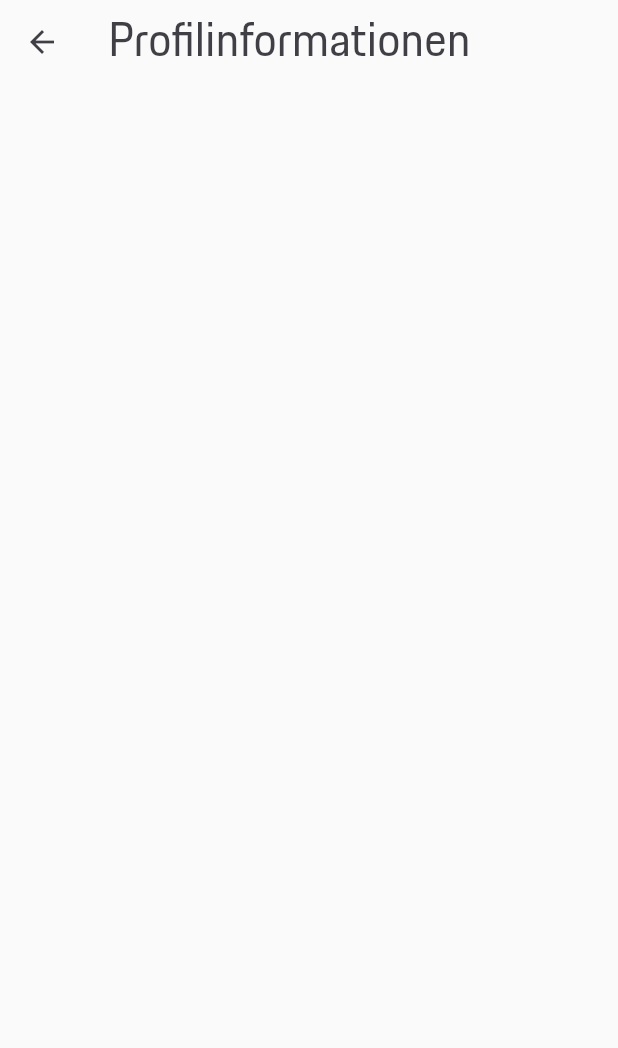
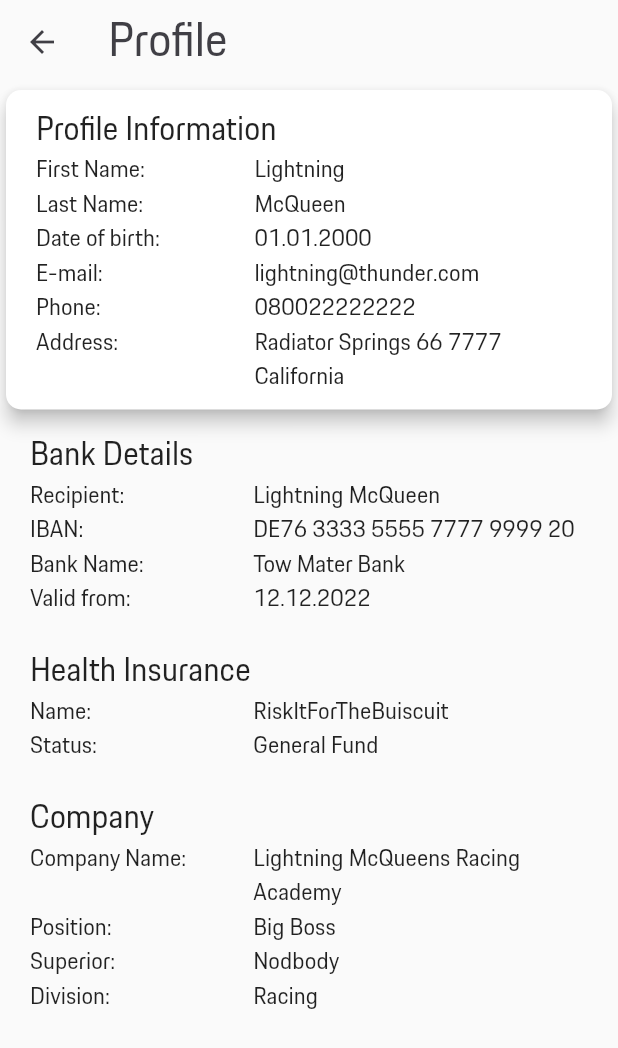
Before and after one commit to JohannesWt/TimeRightFrontend, a Flutter app: the ProfileView screen opened by its route, on a phone screen of 412 x 824 dp. Shown: the top 1048 px of the screen. Run offline on Flutter 3.47's test engine with Material 2 defaults, Android fonts, the phone set to English and light mode, and no system bars; our stand-ins replace flutter_calendar_carousel; generated files the repository leaves out were written again.

Commit message:
Coding of the profile view page

```diff
--- a/lang/de.json
+++ b/lang/de.json
@@ -30,5 +30,34 @@
 
   "OVERVIEW_CARD3_TITLE": "Sonstige Abwesenheiten",
   "OVERVIEW_CARD3_SICK_DAYS": "Krankheitstage:",
-  "OVERVIEW_CARD3_PUBLIC_HOLIDAYS": "Feiertage (bis heute):"
+  "OVERVIEW_CARD3_PUBLIC_HOLIDAYS": "Feiertage (bis heute):",
+
+  "PROFILE_TITLE": "Profil",
+  "PROFILE_INFO": "Profilinformation",
+  "PROFILE_FIRST_NAME": "Vorname:",
+  "PROFILE_LAST_NAME": "Nachname:",
+  "PROFILE_DOB": "Geburtstag:",
+  "PROFILE_EMAIL": "E-mail:",
+  "PROFILE_PHONE": "Telefon:",
+  "PROFILE_ADDRESS": "Adresse:",
+
+  "PROFILE_BANK_TITLE": "Bankverbindung",
+  "PROFILE_BANK_RECIPIENT": "Empfänger:",
+  "PROFILE_BANK_IBAN": "IBAN:",
+  "PROFILE_BANK_NAME": "Bank:",
+  "PROFILE_BANK_VALID_FROM": "Gültig ab:",
+
+
+  "PROFILE_INSURANCE_TITLE": "Krankenkasse",
+  "PROFILE_INSURANCE_NAME": "Krankenkasse:",
+  "PROFILE_INSURANCE_STATUS": "Status:",
+
+  "PROFILE_COMPANY_TITLE": "Unternehmen",
+  "PROFILE_COMPANY_Name": "Unternehmen:",
+  "PROFILE_COMPANY_POSITION": "Position:",
+  "PROFILE_COMPANY_SUPERIOR": "Vorgesetzte/r:",
+  "PROFILE_COMPANY_DIVISION": "Abteilung:",
+
+  "PROFILE_CAREER_TITLE": "Werdegang",
+  "PROFILE_CAREER_DEGREE": "Abschluss:"
 }
--- a/lang/en.json
+++ b/lang/en.json
@@ -31,5 +31,37 @@
 
   "OVERVIEW_CARD3_TITLE": "Other absences",
   "OVERVIEW_CARD3_SICK_DAYS": "Sick day:",
-  "OVERVIEW_CARD3_PUBLIC_HOLIDAYS": "Public holidays (until today):"
+  "OVERVIEW_CARD3_PUBLIC_HOLIDAYS": "Public holidays (until today):",
+
+
+  "PROFILE_TITLE": "Profile",
+  "PROFILE_INFO": "Profile Information",
+  "PROFILE_FIRST_NAME": "First Name:",
+  "PROFILE_LAST_NAME": "Last Name:",
+  "PROFILE_DOB": "Date of birth:",
+  "PROFILE_EMAIL": "E-mail:",
+  "PROFILE_PHONE": "Phone:",
+  "PROFILE_ADDRESS": "Address:",
+
+  "PROFILE_BANK_TITLE": "Bank Details",
+  "PROFILE_BANK_RECIPIENT": "Recipient:",
+  "PROFILE_BANK_IBAN": "IBAN:",
+  "PROFILE_BANK_NAME": "Bank Name:",
+  "PROFILE_BANK_VALID_FROM": "Valid from:",
+
+
+  "PROFILE_INSURANCE_TITLE": "Health Insurance",
+  "PROFILE_INSURANCE_NAME": "Name:",
+  "PROFILE_INSURANCE_STATUS": "Status:",
+
+  "PROFILE_COMPANY_TITLE": "Company",
+  "PROFILE_COMPANY_Name": "Company Name:",
+  "PROFILE_COMPANY_POSITION": "Position:",
+  "PROFILE_COMPANY_SUPERIOR": "Superior:",
+  "PROFILE_COMPANY_DIVISION": "Division:",
+
+  "PROFILE_CAREER_TITLE": "Career",
+  "PROFILE_CAREER_DEGREE": "Degree:"
+
+
 }
--- a/lib/ui/views/profile_view.dart
+++ b/lib/ui/views/profile_view.dart
@@ -1,13 +1,30 @@
+import 'package:flutter/cupertino.dart';
 import 'package:flutter/material.dart';
+import 'package:flutter/widgets.dart';
+import 'package:time_right/ui/widgets/overview_view_cards.dart';
+import 'package:time_right/ui/widgets/profileview_list.dart';
 
-class ProfileView extends StatelessWidget {
+import '../../app_localizations.dart';
+
+class ProfileView extends StatefulWidget {
+  @override
+  _ProfileViewState createState() => _ProfileViewState();
+}
+
+class _ProfileViewState extends State<ProfileView> {
   @override
   Widget build(BuildContext context) {
     return Scaffold(
-      appBar: AppBar(
-        title: Text('Profilinformationen'),
+      appBar: buildAppBar(),
+      body: ProfileList(),
+    );
+  }
+
+  Widget buildAppBar() {
+    return AppBar(
+      title: Text(
+        AppLocalizations.of(context).translate('PROFILE_TITLE'),
       ),
     );
   }
-
 }
--- /dev/null
+++ b/lib/ui/widgets/profileview_list.dart
@@ -0,0 +1,280 @@
+import 'package:flutter/material.dart';
+import 'package:time_right/app_localizations.dart';
+
+class ProfileList extends StatefulWidget {
+  @override
+  _ProfileListState createState() => _ProfileListState();
+}
+
+class _ProfileListState extends State<ProfileList> {
+  @override
+  Widget build(BuildContext context) {
+    return ListView(
+      children: <Widget>[
+        Card(
+          shape:
+              RoundedRectangleBorder(borderRadius: BorderRadius.circular(10.0)),
+          elevation: 5,
+          child: Padding(
+            padding: const EdgeInsets.all(10.0),
+            child: Row(
+              crossAxisAlignment: CrossAxisAlignment.center,
+              children: <Widget>[
+                Expanded(
+                    child: Padding(
+                  padding: const EdgeInsets.only(left: 10.0, right: 10.0),
+                  //how do I call a list of widgets here?
+                  child: profileInformation(),
+                )),
+              ],
+            ),
+          ),
+        ),
+        Column(
+          children: <Widget>[
+            Padding(
+              padding: const EdgeInsets.all(10.0),
+              child: Row(
+                crossAxisAlignment: CrossAxisAlignment.center,
+                children: <Widget>[
+                  Expanded(
+                      child: Padding(
+                    padding: const EdgeInsets.only(left: 10.0, right: 10.0),
+                    //how do I call a list of widgets here?
+                    child: profileBankDetails(),
+                  )),
+                ],
+              ),
+            ),
+          ],
+        ),
+        Column(
+          mainAxisSize: MainAxisSize.min,
+          children: <Widget>[
+            Padding(
+              padding: const EdgeInsets.all(10.0),
+              child: Row(
+                crossAxisAlignment: CrossAxisAlignment.center,
+                children: <Widget>[
+                  Expanded(
+                      child: Padding(
+                    padding: const EdgeInsets.only(left: 10.0, right: 10.0),
+                    //how do I call a list of widgets here?
+                    child: profileInsuranceDetails(),
+                  )),
+                ],
+              ),
+            ),
+          ],
+        ),
+        Column(
+          mainAxisSize: MainAxisSize.min,
+          children: <Widget>[
+            Padding(
+              padding: const EdgeInsets.all(10.0),
+              child: Row(
+                crossAxisAlignment: CrossAxisAlignment.center,
+                children: <Widget>[
+                  Expanded(
+                      child: Padding(
+                    padding: const EdgeInsets.only(left: 10.0, right: 10.0),
+                    //how do I call a list of widgets here?
+                    child: profileCompanyDetails(),
+                  )),
+                ],
+              ),
+            ),
+          ],
+        ),
+      ],
+    );
+  }
+
+  Widget profileInformation() {
+    return Column(
+      crossAxisAlignment: CrossAxisAlignment.start,
+      children: <Widget>[
+        Text(
+          AppLocalizations.of(context).translate('PROFILE_INFO'),
+          style: Theme.of(context).textTheme.title,
+        ),
+        Table(
+          columnWidths: {1: FractionColumnWidth(.6)},
+          children: [
+            TableRow(children: [
+              Text(
+                  AppLocalizations.of(context).translate('PROFILE_FIRST_NAME')),
+              Text(
+                'Lightning',
+                textAlign: TextAlign.left,
+              )
+            ]),
+            TableRow(children: [
+              Text(AppLocalizations.of(context).translate('PROFILE_LAST_NAME')),
+              Text(
+                'McQueen',
+                textAlign: TextAlign.left,
+              )
+            ]),
+            TableRow(children: [
+              Text(AppLocalizations.of(context).translate('PROFILE_DOB')),
+              Text(
+                '01.01.2000',
+                textAlign: TextAlign.left,
+              )
+            ]),
+            TableRow(children: [
+              Text(AppLocalizations.of(context).translate('PROFILE_EMAIL')),
+              Text(
+                'lightning@thunder.com',
+                textAlign: TextAlign.left,
+              )
+            ]),
+            TableRow(children: [
+              Text(AppLocalizations.of(context).translate('PROFILE_PHONE')),
+              Text(
+                '080022222222',
+                textAlign: TextAlign.left,
+              )
+            ]),
+            TableRow(children: [
+              Text(AppLocalizations.of(context).translate('PROFILE_ADDRESS')),
+              Text(
+                'Radiator Springs 66 7777 California',
+                textAlign: TextAlign.left,
+              )
+            ])
+          ],
+        ),
+      ],
+    );
+  }
+
+  Widget profileBankDetails() {
+    return Column(
+      crossAxisAlignment: CrossAxisAlignment.start,
+      children: <Widget>[
+        Text(
+          AppLocalizations.of(context).translate('PROFILE_BANK_TITLE'),
+          style: Theme.of(context).textTheme.title,
+        ),
+        Table(columnWidths: {1: FractionColumnWidth(.6)},
+          children: [
+            TableRow(children: [
+              Text(AppLocalizations.of(context)
+                  .translate('PROFILE_BANK_RECIPIENT')),
+              Text(
+                'Lightning McQueen',
+                textAlign: TextAlign.left,
+              )
+            ]),
+            TableRow(children: [
+              Text(AppLocalizations.of(context).translate('PROFILE_BANK_IBAN')),
+              Text(
+                'DE76 3333 5555 7777 9999 20',
+                textAlign: TextAlign.left,
+              )
+            ]),
+            TableRow(children: [
+              Text(AppLocalizations.of(context).translate('PROFILE_BANK_NAME')),
+              Text(
+                'Tow Mater Bank',
+                textAlign: TextAlign.left,
+              )
+            ]),
+            TableRow(children: [
+              Text(AppLocalizations.of(context)
+                  .translate('PROFILE_BANK_VALID_FROM')),
+              Text(
+                '12.12.2022',
+                textAlign: TextAlign.left,
+              )
+            ])
+          ],
+        ),
+      ],
+    );
+  }
+
+  Widget profileInsuranceDetails() {
+    return Column(
+      crossAxisAlignment: CrossAxisAlignment.start,
+      children: <Widget>[
+        Text(
+          AppLocalizations.of(context).translate('PROFILE_INSURANCE_TITLE'),
+          style: Theme.of(context).textTheme.title,
+        ),
+        Table(
+          columnWidths: {1: FractionColumnWidth(.6)},
+          children: [
+            TableRow(children: [
+              Text(AppLocalizations.of(context)
+                  .translate('PROFILE_INSURANCE_NAME')),
+              Text(
+                'RiskItForTheBuiscuit',
+                textAlign: TextAlign.left,
+              )
+            ]),
+            TableRow(children: [
+              Text(AppLocalizations.of(context)
+                  .translate('PROFILE_INSURANCE_STATUS')),
+              Text(
+                'General Fund',
+                textAlign: TextAlign.left,
+              )
+            ]),
+          ],
+        ),
+      ],
+    );
+  }
+
+  Widget profileCompanyDetails() {
+    return Column(
+      crossAxisAlignment: CrossAxisAlignment.start,
+      children: <Widget>[
+        Text(
+          AppLocalizations.of(context).translate('PROFILE_COMPANY_TITLE'),
+          style: Theme.of(context).textTheme.title,
+        ),
+        Table(
+          columnWidths: {1: FractionColumnWidth(.6)},
+          children: [
+            TableRow(children: [
+              Text(AppLocalizations.of(context)
+                  .translate('PROFILE_COMPANY_Name')),
+              Text(
+                'Lightning McQueens Racing Academy',
+                textAlign: TextAlign.left,
+              )
+            ]),
+            TableRow(children: [
+              Text(AppLocalizations.of(context)
+                  .translate('PROFILE_COMPANY_POSITION')),
+              Text(
+                'Big Boss',
+                textAlign: TextAlign.left,
+              )
+            ]),
+            TableRow(children: [
+              Text(AppLocalizations.of(context)
+                  .translate('PROFILE_COMPANY_SUPERIOR')),
+              Text(
+                'Nodbody',
+                textAlign: TextAlign.left,
+              )
+            ]),
+            TableRow(children: [
+              Text(AppLocalizations.of(context)
+                  .translate('PROFILE_COMPANY_DIVISION')),
+              Text(
+                'Racing',
+                textAlign: TextAlign.left,
+              )
+            ])
+          ],
+        ),
+      ],
+    );
+  }
+}
```
Also changed, not shown: pubspec.lock.
